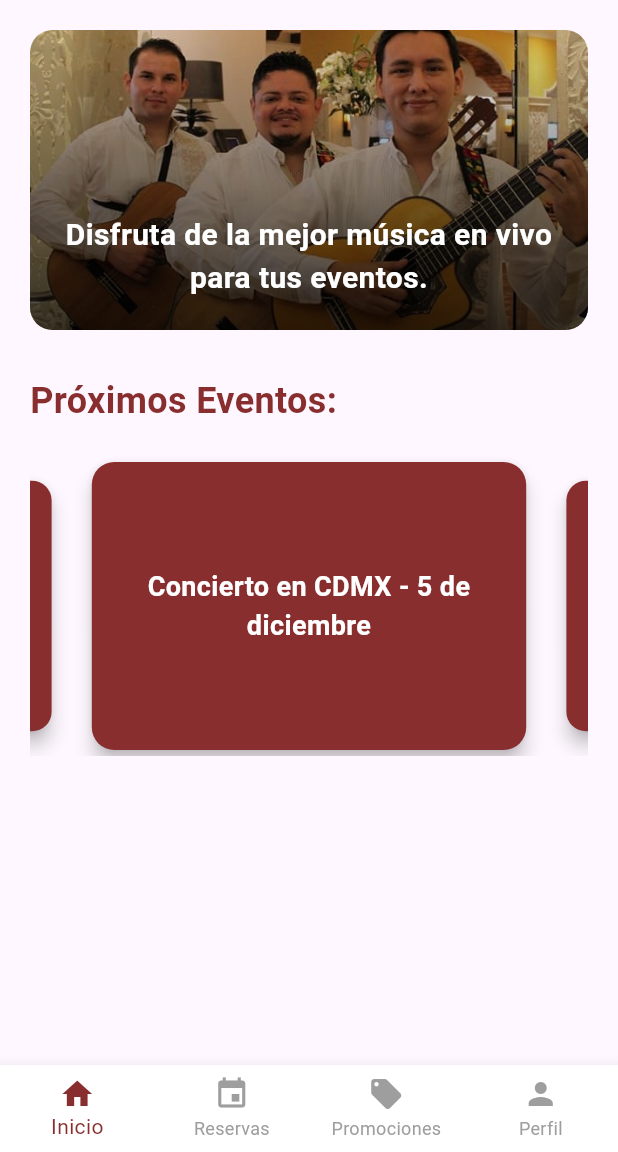
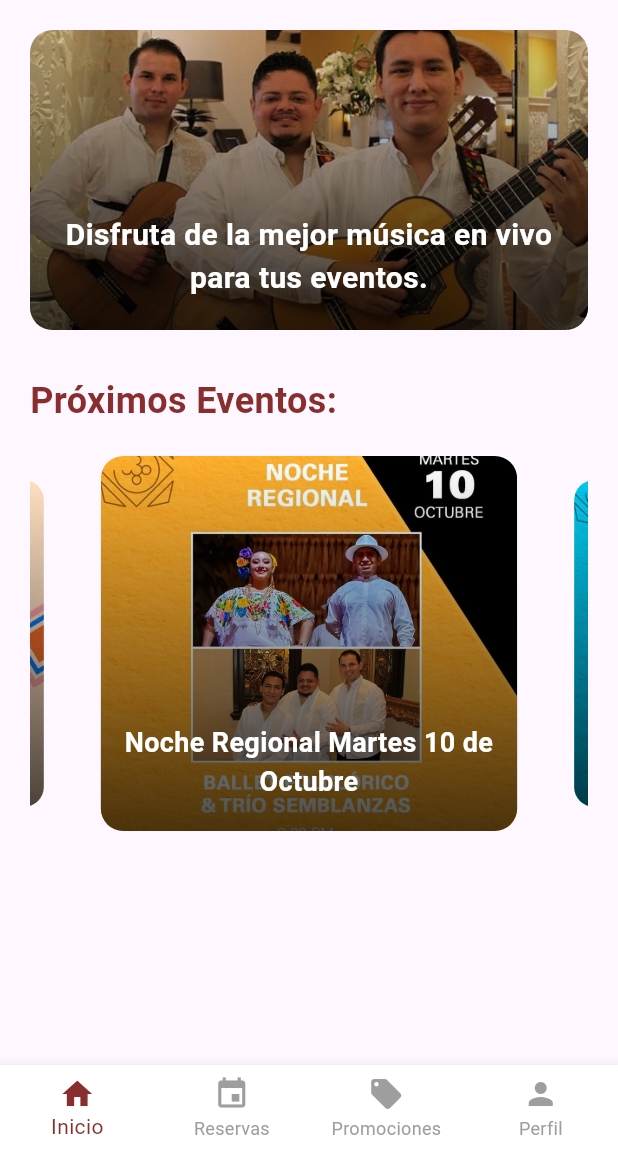
Before and after one commit to cedrovich/Trio_App, a Flutter app: the PrincipalPage screen opened directly, on a phone screen of 412 x 824 dp, the part 84-1236 px from its top. Run offline on Flutter 3.47's test engine with Material 3 defaults, Android fonts, the phone set to English and light mode, and no system bars; drawn by our look-alikes of carousel_slider; our stand-ins replace google_fonts, image_picker, percent_indicator, supabase_flutter; accounts and stored records are empty.

Commit message:
removed drawer and updated HomeContent widget with new event data and carousel slider layout

```diff
--- a/lib/pages/principal_page.dart
+++ b/lib/pages/principal_page.dart
@@ -50,37 +50,6 @@ class _PrincipalPageState extends State<PrincipalPage> {
         ),
         iconTheme: IconThemeData(color: Colors.white),
       ),
-      // drawer: Drawer(
-      //   child: ListView(
-      //     children: [
-      //       DrawerHeader(
-      //         decoration: BoxDecoration(
-      //           color: Color(0xFF892E2E),
-      //         ),
-      //         child: Column(
-      //           crossAxisAlignment: CrossAxisAlignment.start,
-      //           children: [
-      //             CircleAvatar(
-      //               radius: 40,
-      //               backgroundColor: Colors.white,
-      //               child: Icon(Icons.music_note, size: 40, color: Color(0xFF892E2E)),
-      //             ),
-      //             SizedBox(height: 10),
-      //             Text(
-      //               'Menú',
-      //               style: GoogleFonts.roboto(color: Colors.white, fontSize: 24, fontWeight: FontWeight.bold),
-      //             ),
-      //           ],
-      //         ),
-      //       ),
-      //       ListTile(
-      //         leading: Icon(Icons.logout, color: Color(0xFF892E2E)),
-      //         title: Text('Cerrar sesión', style: GoogleFonts.roboto(color: Color(0xFF892E2E))),
-      //         onTap: () => _logout(context),
-      //       ),
-      //     ],
-      //   ),
-      // ),
       body: _paginas[_paginaActual],
       bottomNavigationBar: BottomNavigationBar(
         currentIndex: _paginaActual,
@@ -105,15 +74,27 @@ class _PrincipalPageState extends State<PrincipalPage> {
 }
 
 class HomeContent extends StatelessWidget {
+  final List<Map<String, String>> eventos = [
+    {
+      'title': 'Noche Regional Martes 10 de Octubre',
+      'image': 'lib/assets/images/event1.jpg',
+    },
+    {
+      'title': 'Noche Regional Martes 01 de Agosto',
+      'image': 'lib/assets/images/event2.jpg',
+    },
+    {
+      'title': 'Feria Tunich del 26 del Julio al 04 de Agosto',
+      'image': 'lib/assets/images/event3.jpg',
+    },
+    {
+      'title': 'Visit Merida del 30 de Julio al 01 de Agosto',
+      'image': 'lib/assets/images/event4.jpg',
+    },
+  ];
+
   @override
   Widget build(BuildContext context) {
-    final List<String> eventos = [
-      'Concierto en CDMX - 5 de diciembre',
-      'Festival de música clásica - 15 de diciembre',
-      'Boda privada en Monterrey - 20 de diciembre',
-      'Evento corporativo en Guadalajara - 30 de diciembre',
-    ];
-
     return SingleChildScrollView(
       padding: const EdgeInsets.all(20.0),
       child: Column(
@@ -128,7 +109,7 @@ class HomeContent extends StatelessWidget {
                 decoration: BoxDecoration(
                   borderRadius: BorderRadius.circular(15),
                   image: DecorationImage(
-                    image: AssetImage('lib/assets/images/trio.jpg'), // Asegúrate de que la imagen exista en esta ruta
+                    image: AssetImage('lib/assets/images/trio.jpg'), // Imagen de encabezado
                     fit: BoxFit.cover,
                   ),
                 ),
@@ -169,7 +150,7 @@ class HomeContent extends StatelessWidget {
           const SizedBox(height: 20),
           CarouselSlider(
             options: CarouselOptions(
-              height: 200,
+              height: 250,
               enlargeCenterPage: true,
               autoPlay: true,
               autoPlayInterval: const Duration(seconds: 3),
@@ -179,15 +160,37 @@ class HomeContent extends StatelessWidget {
             items: eventos.map((evento) {
               return Builder(
                 builder: (BuildContext context) {
-                  return Card(
-                    elevation: 5,
-                    shape: RoundedRectangleBorder(borderRadius: BorderRadius.circular(15)),
-                    color: Color(0xFF892E2E),
-                    child: Center(
-                      child: Padding(
-                        padding: const EdgeInsets.all(20.0),
+                  return Stack(
+                    children: [
+                      Container(
+                        width: double.infinity,
+                        margin: const EdgeInsets.symmetric(horizontal: 10.0),
+                        decoration: BoxDecoration(
+                          borderRadius: BorderRadius.circular(15),
+                          image: DecorationImage(
+                            image: AssetImage(evento['image']!), // Imagen del evento
+                            fit: BoxFit.cover,
+                          ),
+                        ),
+                      ),
+                      Container(
+                        width: double.infinity,
+                        margin: const EdgeInsets.symmetric(horizontal: 10.0),
+                        decoration: BoxDecoration(
+                          borderRadius: BorderRadius.circular(15),
+                          gradient: LinearGradient(
+                            colors: [Colors.transparent, Colors.black.withOpacity(0.7)],
+                            begin: Alignment.topCenter,
+                            end: Alignment.bottomCenter,
+                          ),
+                        ),
+                      ),
+                      Positioned(
+                        bottom: 20,
+                        left: 20,
+                        right: 20,
                         child: Text(
-                          evento,
+                          evento['title']!,
                           style: GoogleFonts.roboto(
                             fontSize: 18,
                             fontWeight: FontWeight.bold,
@@ -196,7 +199,7 @@ class HomeContent extends StatelessWidget {
                           textAlign: TextAlign.center,
                         ),
                       ),
-                    ),
+                    ],
                   );
                 },
               );
```
Also changed, not shown: lib/assets/images/event1.jpg (added), lib/assets/images/event2.jpg (added), lib/assets/images/event3.jpg (added), lib/assets/images/event4.jpg (added).
